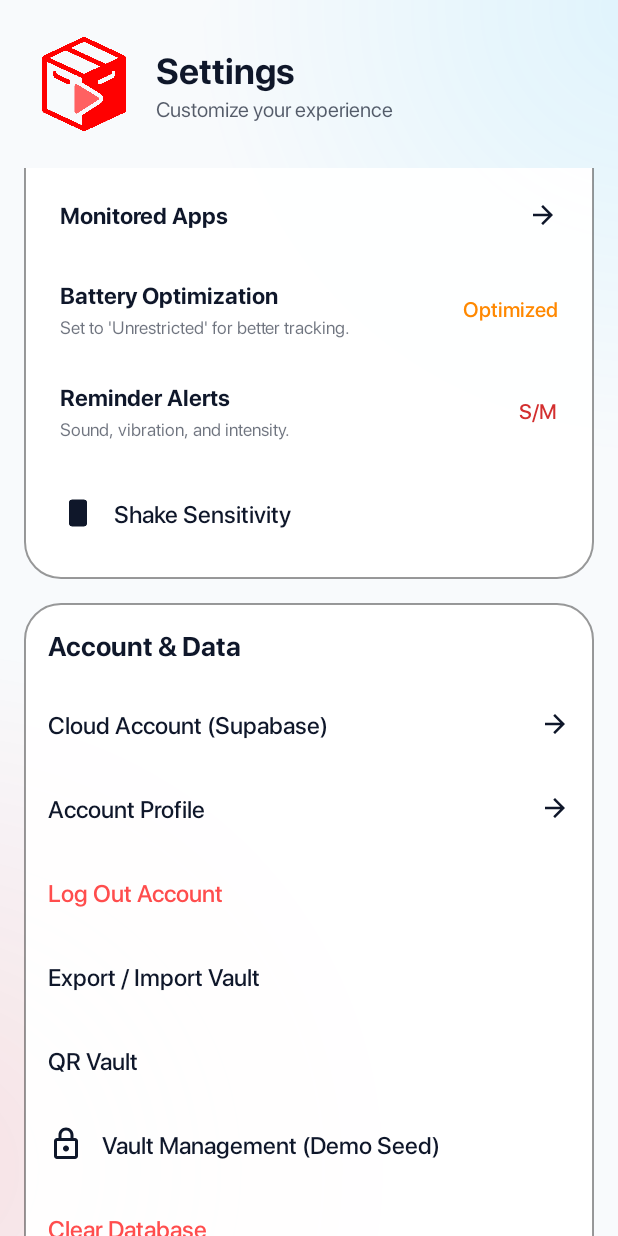
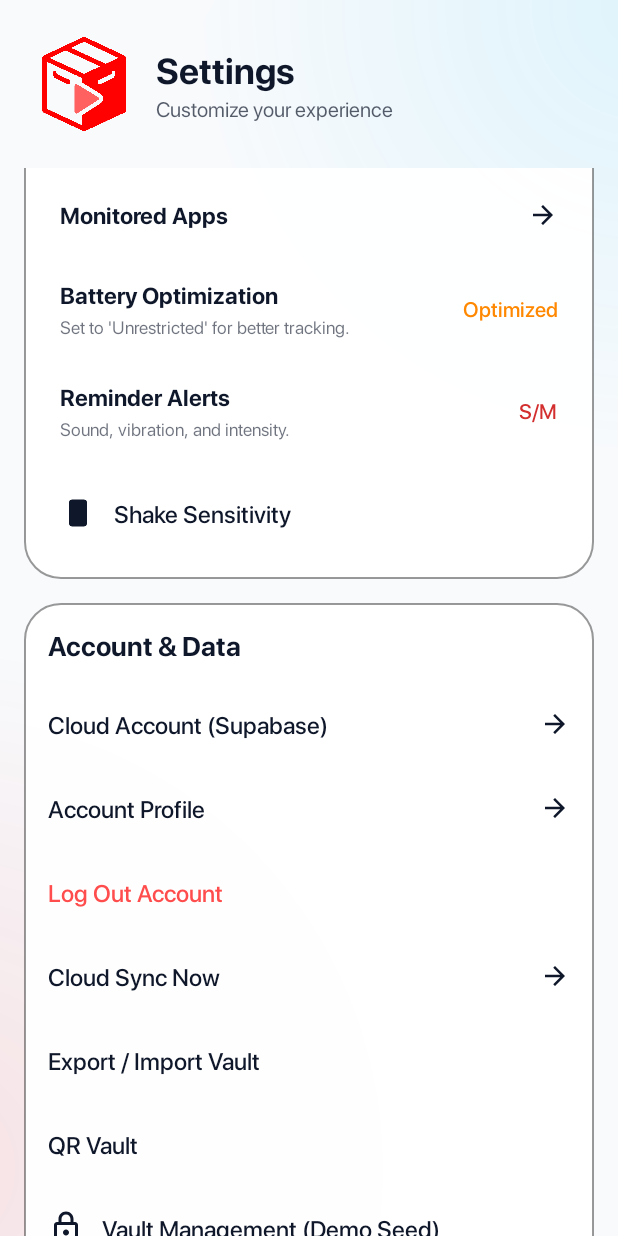
Before and after one commit to Jorejj/MediaVault, an Android app: the fragment SettingsFragment shown on its own in the app's theme, scrolled down 498 dp, on a phone screen of 412 x 824 dp. Run offline under Robolectric (Android 15) with nearby library versions, the light colour scheme and no system bars; libraries missing offline, so code that uses them is left out: com.journeyapps.barcodescanner; 1 statement that could not run was skipped.

Commit message:
feat(settings): add manual cloud sync action for supabase data refres

```diff
--- a/app/src/main/java/com/example/mediavault/ui/settings/SettingsFragment.java
+++ b/app/src/main/java/com/example/mediavault/ui/settings/SettingsFragment.java
@@ -36,9 +36,11 @@ import androidx.navigation.Navigation;
 import com.example.mediavault.DatabaseHelper;
 import com.example.mediavault.DailyGoalsManager;
 import com.example.mediavault.R;
+import com.example.mediavault.cloud.CloudConfig;
 import com.example.mediavault.cloud.auth.CloudProfileActivity;
 import com.example.mediavault.cloud.auth.SupabaseAuthActivity;
 import com.example.mediavault.cloud.auth.SupabaseAuthRepository;
+import com.example.mediavault.cloud.sync.SupabaseMediaSyncManager;
 import com.example.mediavault.receiver.DailyGoalReminderReceiver;
 import com.example.mediavault.service.MediaMonitorService;
 import com.google.android.material.dialog.MaterialAlertDialogBuilder;
@@ -148,6 +150,7 @@ public class SettingsFragment extends Fragment {
         View rowCloudAccount = view.findViewById(R.id.row_cloud_account);
         View rowCloudProfile = view.findViewById(R.id.row_cloud_profile);
         View rowCloudLogout = view.findViewById(R.id.row_cloud_logout);
+        View rowCloudSyncNow = view.findViewById(R.id.row_cloud_sync_now);
         View rowQrVault = view.findViewById(R.id.row_qr_vault);
         View rowClearDatabase = view.findViewById(R.id.row_clear_database);
         View rowTerms = view.findViewById(R.id.row_terms);
@@ -283,6 +286,17 @@ public class SettingsFragment extends Fragment {
                     ToastUtils.showCustomToast(requireContext(), message);
                 }
             }));
+        }
+        if (rowCloudSyncNow != null) {
+            rowCloudSyncNow.setOnClickListener(v -> {
+                if (!CloudConfig.isSupabaseEnabled()) {
+                    ToastUtils.showCustomToast(requireContext(), "Supabase is disabled.");
+                    return;
+                }
+                SupabaseMediaSyncManager.bootstrapCloudPrimaryAsync(requireContext());
+                SupabaseMediaSyncManager.syncAllFromLocalAsync(requireContext());
+                ToastUtils.showCustomToast(requireContext(), "Cloud sync started.");
+            });
         }
 
         if (rowQrVault != null) {
--- a/app/src/main/res/layout/fragment_settings.xml
+++ b/app/src/main/res/layout/fragment_settings.xml
@@ -558,11 +558,34 @@
                 </RelativeLayout>
 
                 <RelativeLayout
+                    android:id="@+id/row_cloud_sync_now"
+                    android:layout_width="match_parent"
+                    android:layout_height="56dp"
+                    android:background="?attr/selectableItemBackground"
+                    app:layout_constraintTop_toBottomOf="@id/row_cloud_logout">
+                    <TextView
+                        android:layout_width="wrap_content"
+                        android:layout_height="wrap_content"
+                        android:layout_centerVertical="true"
+                        android:fontFamily="@font/sf_pro_medium"
+                        android:text="@string/auto_cloud_sync_now"
+                        android:textColor="?attr/colorOnSurface"
+                        android:textSize="16sp" />
+                    <ImageView
+                        android:layout_width="20dp"
+                        android:layout_height="20dp"
+                        android:layout_alignParentEnd="true"
+                        android:layout_centerVertical="true"
+                        android:src="@drawable/ic_arrow_forward"
+                        app:tint="?attr/colorIconTint" />
+                </RelativeLayout>
+
+                <RelativeLayout
                     android:id="@+id/row_export_data"
                     android:layout_width="match_parent"
                     android:layout_height="56dp"
                     android:background="?attr/selectableItemBackground"
-                    app:layout_constraintTop_toBottomOf="@id/row_cloud_logout">
+                    app:layout_constraintTop_toBottomOf="@id/row_cloud_sync_now">
                     <TextView
                         android:layout_width="wrap_content"
                         android:layout_height="wrap_content"
--- a/app/src/main/res/values/strings.xml
+++ b/app/src/main/res/values/strings.xml
@@ -387,6 +387,7 @@
     <string name="auto_display_name">Display Name</string>
     <string name="auto_avatar_url">Avatar URL</string>
     <string name="auto_save_profile">Save Profile</string>
+    <string name="auto_cloud_sync_now">Cloud Sync Now</string>
     <string name="auto_reset_password">Reset Password</string>
     <string name="auto_new_password">New Password</string>
     <string name="auto_confirm_password">Confirm Password</string>
```
